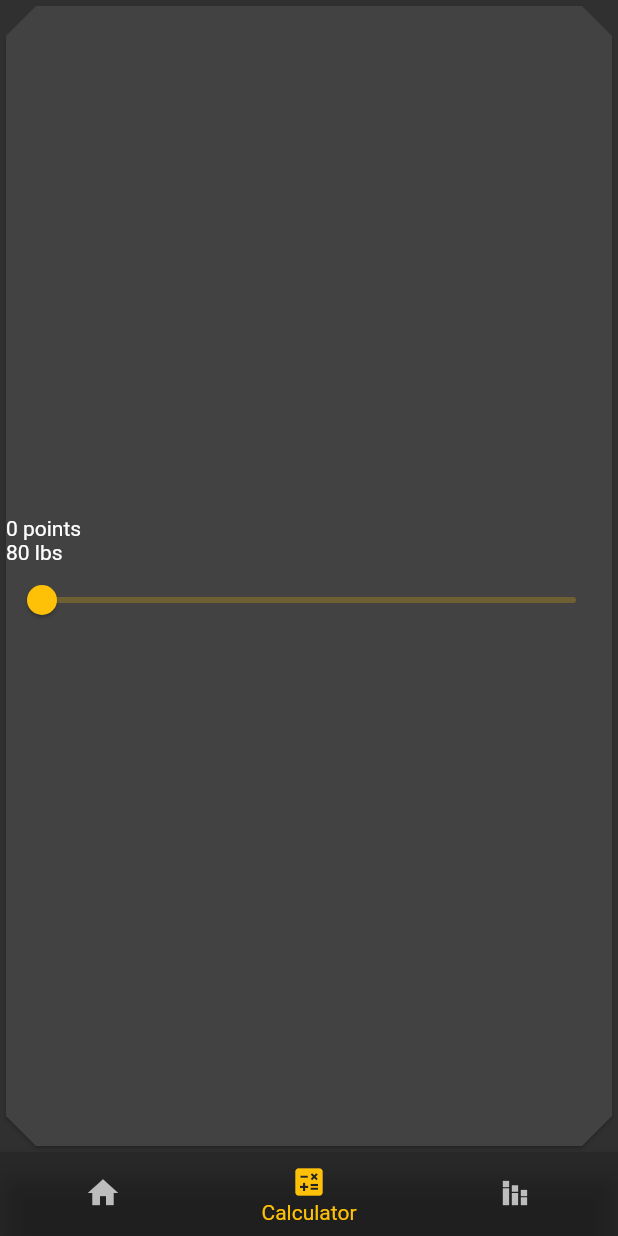
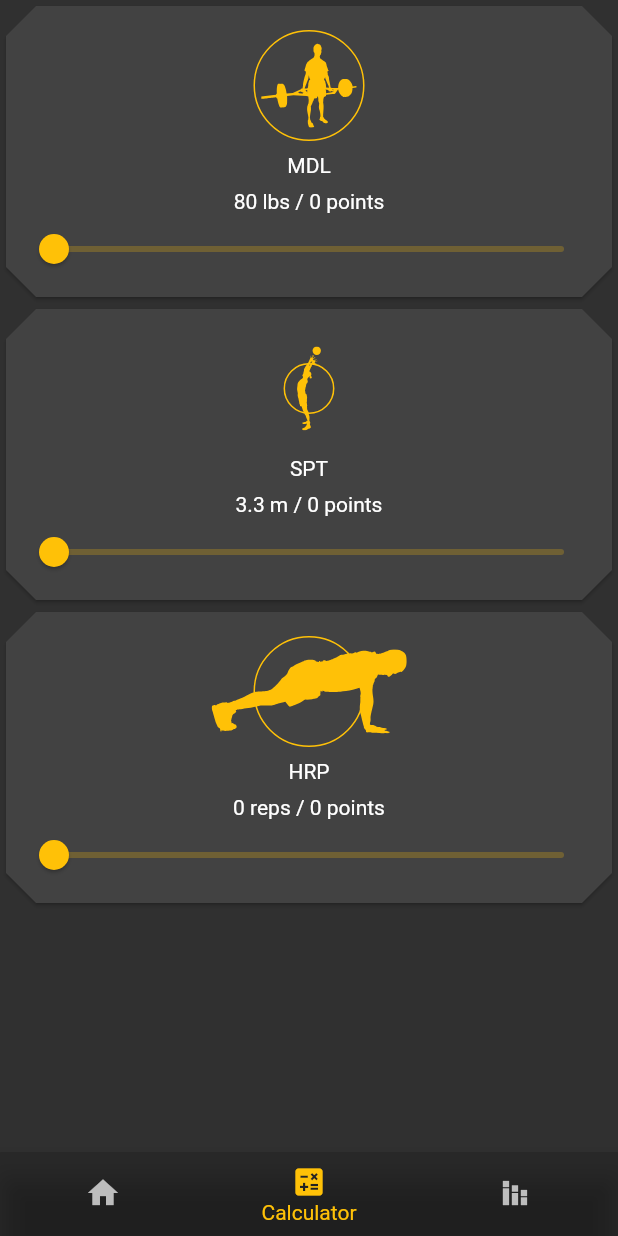
Before and after one commit to flores912/acft_flutter, a Flutter app: the screen it shows after launch, item 2 of the bottom bar chosen, on a phone screen of 412 x 824 dp. Run offline on Flutter 3.47's test engine with Material 2 defaults, Android fonts, the phone set to English and light mode, and no system bars; our stand-ins replace flutter_svg, youtube_player_flutter.

Commit message:
-added more fields to Event.dart to avoid repeating code for CalculatorPage.dart

```diff
--- a/lib/CalculatorPage.dart
+++ b/lib/CalculatorPage.dart
@@ -13,6 +13,15 @@ class CalculatorPage extends StatefulWidget {
 class _CalculatorPageState extends State<CalculatorPage> {
   @override
   Widget build(BuildContext context) {
-    return Scaffold(body: EventCalculatorSlider(event: Events.deadlift),);
+    return Scaffold(
+      body: SafeArea(
+          child: Column(
+        children: [
+          EventCalculatorSlider(event: Events.deadlift),
+          EventCalculatorSlider(event: Events.powerThrow),
+          EventCalculatorSlider(event: Events.pushup),
+        ],
+      )),
+    );
   }
 }
--- a/lib/models/Event.dart
+++ b/lib/models/Event.dart
@@ -1,4 +1,10 @@
+import 'package:acft_flutter/models/event.dart';
 import 'package:flutter/material.dart';
+
+/*
+******** TODO:
+*         -CREATE GETTERS FOR SCORES ON EACH INDIVIDUAL EVENT
+ */
 
 class Event {
   final String title;
@@ -10,6 +16,8 @@ class Event {
   final String eventImage;
   final dynamic maxValue;
   final dynamic minValue;
+  final String unitOfMeasurement;
+  final int decimalPlaces;
 
   const Event(
     this.title,
@@ -20,7 +28,10 @@ class Event {
     this.standardEquipment,
     this.eventImage,
     this.minValue,
-      this.maxValue);
+    this.maxValue,
+    this.unitOfMeasurement,
+    this.decimalPlaces, //todo:make it nullable?
+  );
 
   int calculateMDLScore(int pounds) {
     int score = 0;
@@ -306,34 +317,34 @@ class Event {
     if (reps == 9) {
       score = 55;
     }
-    if (reps == 10 && reps == 11) {
+    if (reps == 10 || reps == 11) {
       score = 60;
     }
-    if (reps == 12 && reps == 13) {
+    if (reps == 12 || reps == 13) {
       score = 61;
     }
-    if (reps == 14 && reps == 15) {
+    if (reps == 14 || reps == 15) {
       score = 62;
     }
-    if (reps == 16 && reps == 17) {
+    if (reps == 16 || reps == 17) {
       score = 63;
     }
-    if (reps == 18 && reps == 19) {
+    if (reps == 18 || reps == 19) {
       score = 64;
     }
-    if (reps == 20 && reps == 21) {
+    if (reps == 20 || reps == 21) {
       score = 65;
     }
-    if (reps == 22 && reps == 23) {
+    if (reps == 22 || reps == 23) {
       score = 66;
     }
-    if (reps == 24 && reps == 25) {
+    if (reps == 24 || reps == 25) {
       score = 67;
     }
-    if (reps == 26 && reps == 27) {
+    if (reps == 26 || reps == 27) {
       score = 68;
     }
-    if (reps == 28 && reps == 29) {
+    if (reps == 28 || reps == 29) {
       score = 69;
     }
     if (reps == 30) {
@@ -1458,4 +1469,16 @@ class Event {
 
     return score;
   }
+
+  dynamic getScore(dynamic points) {
+    if (title == 'MDL') {
+      return calculateMDLScore(points.toInt());
     }
+    if (title == 'SPT') {
+      return calculateSPT(points.toDouble());
+    }
+    if (title == 'HRP') {
+      return calculateHRP(points.toInt());
+    }
+  }
+}
--- a/lib/widgets/EventCalculatorSlider.dart
+++ b/lib/widgets/EventCalculatorSlider.dart
@@ -1,5 +1,7 @@
 import 'package:acft_flutter/models/Event.dart';
 import 'package:flutter/material.dart';
+import 'package:flutter/widgets.dart';
+import 'package:flutter_svg/flutter_svg.dart';
 
 class EventCalculatorSlider extends StatefulWidget {
   final Event event;
@@ -30,30 +32,63 @@ class _EventCalculatorSliderState extends State<EventCalculatorSlider> {
 
   @override
   Widget build(BuildContext context) {
-    return Card(
+    return Wrap(
+      children: [
+        Card(
+          child: Padding(
+            padding: const EdgeInsets.all(8.0),
             child: Column(
-        mainAxisAlignment: MainAxisAlignment.center,
-        crossAxisAlignment: CrossAxisAlignment.start,
               children: [
+                Padding(
+                  padding: const EdgeInsets.all(8.0),
+                  child: Container(
+                    decoration: BoxDecoration(
+                        shape: BoxShape.circle,
+                        border: Border.all(color: Colors.amber)),
+                    child: Padding(
+                      padding: const EdgeInsets.all(8.0),
+                      child: SvgPicture.asset(_event.eventImage,
+                          alignment: Alignment.center,
+                          color: Colors.amber,
+                          height: 56),
+                    ),
+                  ),
+                ),
+                Text(_event.title),
                 //todo:create a GETTER for score on event class
                 //  THIS WILL SEPARATE LOGIC FROM UI.
-          Text(_event.calculateMDLScore(_currentValue.toInt()).toString() +
+                Padding(
+                  padding: const EdgeInsets.fromLTRB(0, 8, 0, 0),
+                  child: Row(
+                    mainAxisAlignment: MainAxisAlignment.center,
+                    children: [
+                      //limits decimal places
+                      Text(_currentValue
+                              .toStringAsFixed(_event.decimalPlaces)
+                              .toString() +
+                          ' ' +
+                          _event.unitOfMeasurement +
+                          ' / '),
+                      Text(_event.getScore(_currentValue).toString() +
                           ' points'),
-          Text(_currentValue.toInt().toString() + ' lbs'),
+                    ],
+                  ),
+                ),
                 Slider(
                   value: _currentValue,
                   max: _maxValue,
                   min: _minValue,
                   onChanged: (double newValue) {
                     setState(() {
-                setState(() {
                       _currentValue = newValue;
-                });
                     });
                   },
                 ),
               ],
             ),
+          ),
+        ),
+      ],
     );
   }
 }
```
Also changed, not shown: lib/AcftEvents.dart (+5 -11 lines), lib/res/Events.dart (+35 -10 lines). Lines whose indentation alone changed are shown as unchanged.
